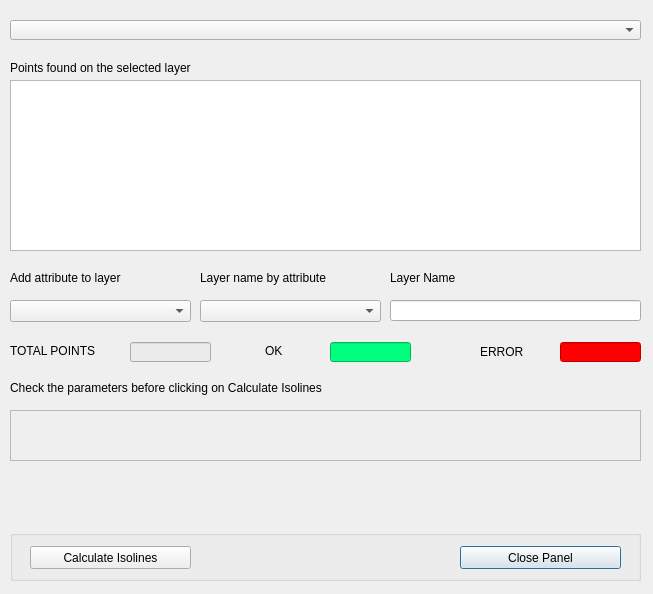
The window that iso4app/iso4app_massive_dialog_base.ui (ksolsrl/QgisIso4app) describes before a commit, drawn with Qt 5.
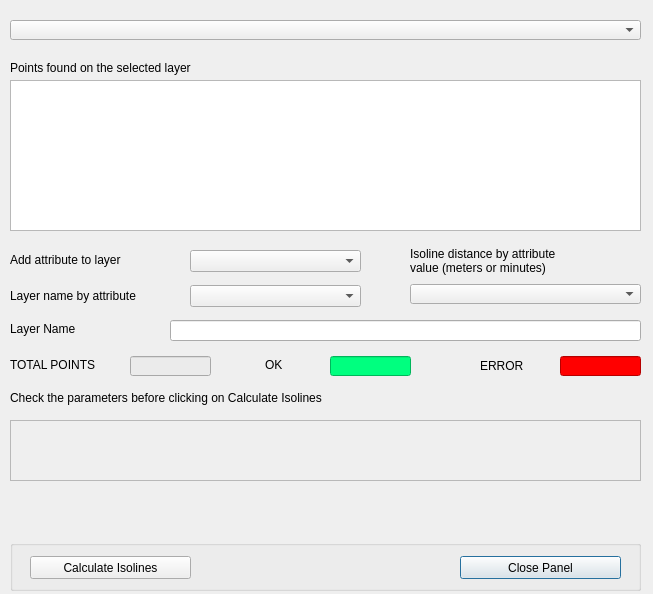
The same window after the commit.

Commit message:
New massive isoline feature
You can select a distance filed from your points layer. This field will be used as a distance. Values are read as meters for isodistances and minutes for isochrones.

Patch:
```diff
--- a/iso4app/iso4app_massive_dialog_base.ui
+++ b/iso4app/iso4app_massive_dialog_base.ui
@@ -29,7 +29,7 @@
      <x>10</x>
      <y>80</y>
      <width>631</width>
-     <height>171</height>
+     <height>151</height>
     </rect>
    </property>
    <property name="editTriggers">
@@ -52,9 +52,9 @@
   <widget class="QLineEdit" name="lineEditLayerName">
    <property name="geometry">
     <rect>
-     <x>390</x>
-     <y>300</y>
-     <width>251</width>
+     <x>170</x>
+     <y>320</y>
+     <width>471</width>
      <height>21</height>
     </rect>
    </property>
@@ -62,10 +62,10 @@
   <widget class="QLabel" name="label_3">
    <property name="geometry">
     <rect>
-     <x>390</x>
-     <y>268</y>
-     <width>91</width>
-     <height>20</height>
+     <x>10</x>
+     <y>321</y>
+     <width>161</width>
+     <height>16</height>
     </rect>
    </property>
    <property name="text">
@@ -79,7 +79,7 @@
    <property name="geometry">
     <rect>
      <x>10</x>
-     <y>380</y>
+     <y>390</y>
      <width>461</width>
      <height>16</height>
     </rect>
@@ -92,9 +92,9 @@
    <property name="geometry">
     <rect>
      <x>10</x>
-     <y>410</y>
+     <y>420</y>
      <width>631</width>
-     <height>51</height>
+     <height>61</height>
     </rect>
    </property>
    <property name="font">
@@ -121,8 +121,8 @@
   <widget class="QLabel" name="label_8">
    <property name="geometry">
     <rect>
-     <x>200</x>
-     <y>270</y>
+     <x>10</x>
+     <y>288</y>
      <width>181</width>
      <height>16</height>
     </rect>
@@ -134,9 +134,9 @@
   <widget class="QComboBox" name="comboBoxAttributes">
    <property name="geometry">
     <rect>
-     <x>200</x>
-     <y>300</y>
-     <width>181</width>
+     <x>190</x>
+     <y>285</y>
+     <width>171</width>
      <height>22</height>
     </rect>
    </property>
@@ -148,7 +148,7 @@
    <property name="geometry">
     <rect>
      <x>10</x>
-     <y>530</y>
+     <y>540</y>
      <width>631</width>
      <height>51</height>
     </rect>
@@ -187,7 +187,7 @@
    <property name="geometry">
     <rect>
      <x>560</x>
-     <y>342</y>
+     <y>356</y>
      <width>81</width>
      <height>20</height>
     </rect>
@@ -204,7 +204,7 @@
    <property name="geometry">
     <rect>
      <x>10</x>
-     <y>343</y>
+     <y>357</y>
      <width>121</width>
      <height>16</height>
     </rect>
@@ -217,7 +217,7 @@
    <property name="geometry">
     <rect>
      <x>330</x>
-     <y>342</y>
+     <y>356</y>
      <width>81</width>
      <height>20</height>
     </rect>
@@ -234,7 +234,7 @@
    <property name="geometry">
     <rect>
      <x>265</x>
-     <y>343</y>
+     <y>357</y>
      <width>41</width>
      <height>16</height>
     </rect>
@@ -247,7 +247,7 @@
    <property name="geometry">
     <rect>
      <x>130</x>
-     <y>342</y>
+     <y>356</y>
      <width>81</width>
      <height>20</height>
     </rect>
@@ -264,7 +264,7 @@
    <property name="geometry">
     <rect>
      <x>480</x>
-     <y>342</y>
+     <y>356</y>
      <width>61</width>
      <height>20</height>
     </rect>
@@ -277,7 +277,7 @@
    <property name="geometry">
     <rect>
      <x>10</x>
-     <y>270</y>
+     <y>252</y>
      <width>181</width>
      <height>16</height>
     </rect>
@@ -289,9 +289,9 @@
   <widget class="QComboBox" name="comboBoxAttributes4Layer">
    <property name="geometry">
     <rect>
-     <x>10</x>
-     <y>300</y>
-     <width>181</width>
+     <x>190</x>
+     <y>250</y>
+     <width>171</width>
      <height>22</height>
     </rect>
    </property>
@@ -300,7 +300,7 @@
    <property name="geometry">
     <rect>
      <x>10</x>
-     <y>480</y>
+     <y>490</y>
      <width>631</width>
      <height>41</height>
     </rect>
@@ -318,6 +318,32 @@
     <bool>true</bool>
    </property>
   </widget>
+  <widget class="QLabel" name="label_10">
+   <property name="geometry">
+    <rect>
+     <x>410</x>
+     <y>240</y>
+     <width>171</width>
+     <height>41</height>
+    </rect>
+   </property>
+   <property name="text">
+    <string>Isoline distance by attribute value (meters or minutes)</string>
+   </property>
+   <property name="wordWrap">
+    <bool>true</bool>
+   </property>
+  </widget>
+  <widget class="QComboBox" name="comboBoxAttributeAsDistance">
+   <property name="geometry">
+    <rect>
+     <x>410</x>
+     <y>284</y>
+     <width>231</width>
+     <height>20</height>
+    </rect>
+   </property>
+  </widget>
  </widget>
  <resources/>
  <connections/>
```
The commit also changes 5 other files.
